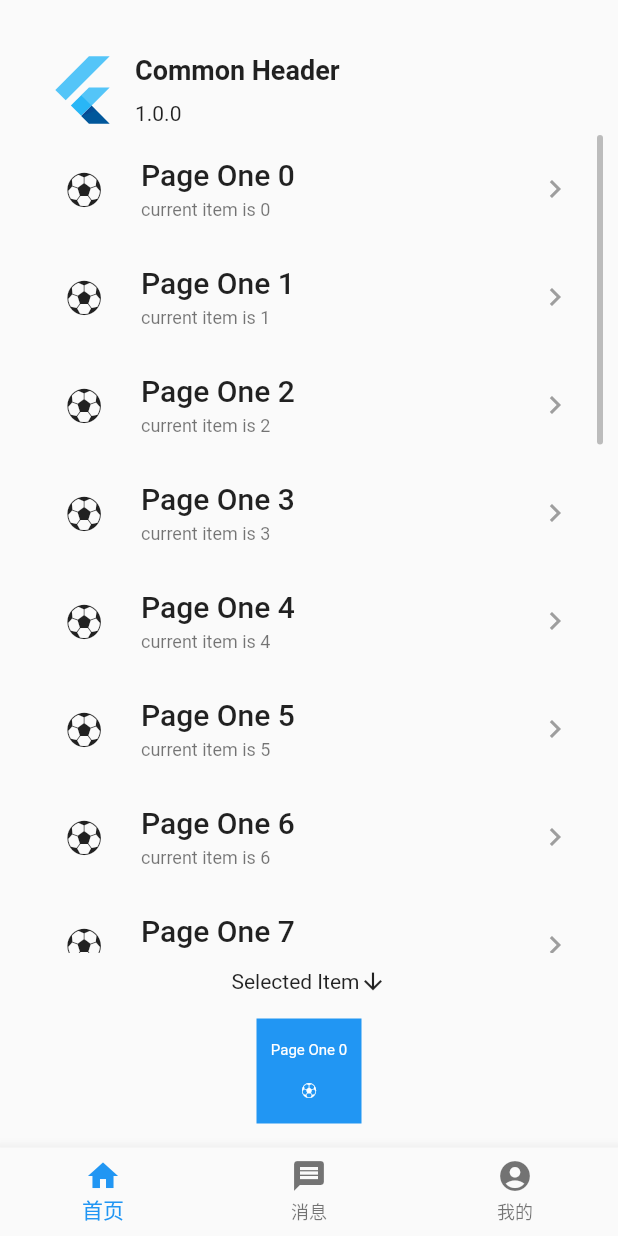
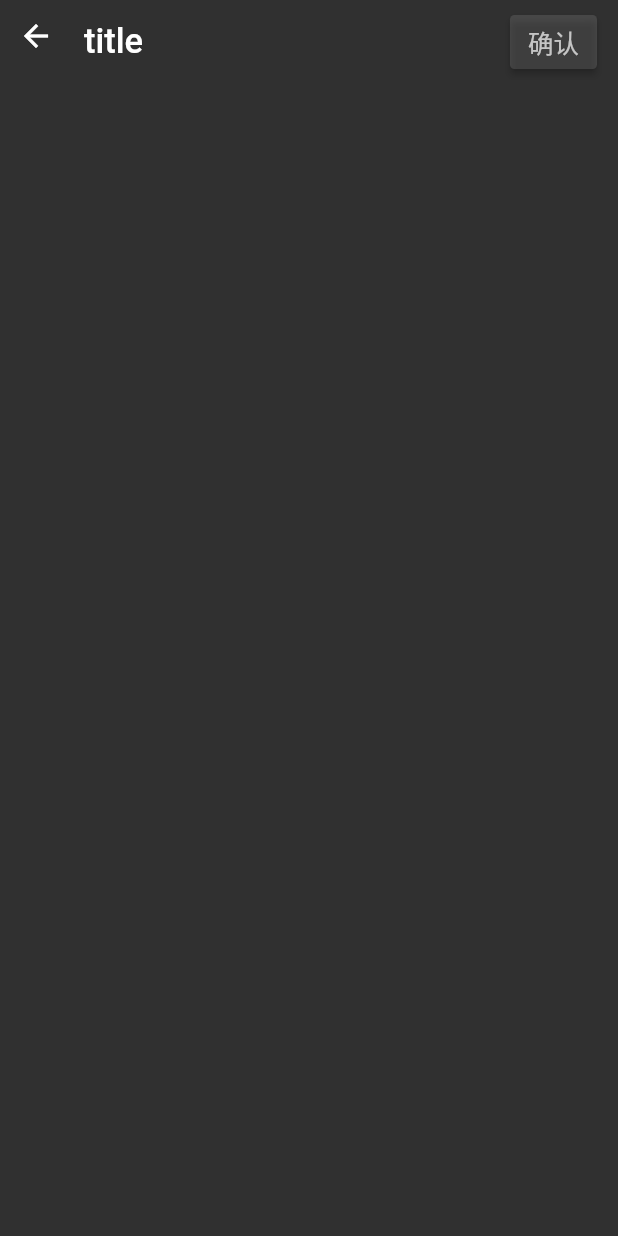
Before and after one commit to fxfSean/flutter_practice_demo, a Flutter app: the screen it shows after launch, after a tap on an icon or button, on a phone screen of 412 x 824 dp. Run offline on Flutter 3.47's test engine with Material 2 defaults, Android fonts, the phone set to English and light mode, and no system bars.

Commit message:
feat: action bar

```diff
--- a/lib/model/list_view_mixin.dart
+++ b/lib/model/list_view_mixin.dart
@@ -1,8 +1,10 @@
 
 import 'package:flutter/cupertino.dart';
+import 'package:flutter/material.dart';
 import 'package:flutter_practice_demo/component/item_list_view.dart';
 import 'package:flutter_practice_demo/component/selected_assets_listview.dart';
 import 'package:flutter_practice_demo/model/item_bean.dart';
+import 'package:flutter_practice_demo/src/assets/widget/assets_picker.dart';
 
 mixin ListViewMixin<T extends StatefulWidget> on State<T> {
   List<ItemBean> get listData;
@@ -10,6 +12,7 @@ mixin ListViewMixin<T extends StatefulWidget> on State<T> {
   final ValueNotifier<bool> disPlayingDetail = ValueNotifier(true);
 
   void selectItem(ItemBean itemBean) {
+    Navigator.of(context).push(MaterialPageRoute(builder: (_) => AssetsPicker()));
     print('Click item: ${itemBean.title}');
     if (!selectedData.contains(itemBean)){
       selectedData.add(itemBean);
--- /dev/null
+++ b/lib/page/return_value_page.dart
@@ -0,0 +1,23 @@
+
+import 'package:flutter/cupertino.dart';
+import 'package:flutter/material.dart';
+
+class ReturnValuePage extends StatelessWidget {
+  @override
+  Widget build(BuildContext context) {
+    return Scaffold(
+      appBar: AppBar(
+        title: Text('ReturnValue'),
+      ),
+      body: Center(
+        child: TextButton(
+          child: Text('返回value：3'),
+          onPressed: (){
+            Navigator.of(context).pop(3);
+          },
+        ),
+      ),
+
+    );
+  }
+}
--- a/lib/page/third_page.dart
+++ b/lib/page/third_page.dart
@@ -2,13 +2,29 @@
 
 import 'package:flutter/cupertino.dart';
 import 'package:flutter/material.dart';
+import 'package:flutter_practice_demo/page/return_value_page.dart';
 
-class ThirdPage extends StatelessWidget {
+class ThirdPage extends StatefulWidget {
+  @override
+  _ThirdPageState createState() => _ThirdPageState();
+}
+
+class _ThirdPageState extends State<ThirdPage> {
+  var backValue;
+
   @override
   Widget build(BuildContext context) {
     return Scaffold(
       body: Center(
-        child: Text('Third'),
+        child: TextButton(
+          child: Text('Third ${backValue ?? ""}'),
+          onPressed: () async {
+              backValue = await Navigator.of(context).push(MaterialPageRoute(builder: (_)=> ReturnValuePage()));
+              setState(() {
+
+              });
+          },
+        ),
       ),
     );
   }
--- /dev/null
+++ b/lib/src/assets/widget/assets_picker.dart
@@ -0,0 +1,108 @@
+
+import 'package:flutter/cupertino.dart';
+import 'package:flutter/material.dart';
+import 'package:flutter/services.dart';
+import 'package:flutter_practice_demo/src/assets/widget/fixed_appbar.dart';
+
+class AssetsPicker extends StatelessWidget {
+  final Color themeColor;
+  SystemUiOverlayStyle get overlayStyle => SystemUiOverlayStyle.dark;
+
+  ThemeData get theme => AssetsPicker.themeData(themeColor);
+
+  const AssetsPicker({Key? key, Color? themeColor})
+      : assert(themeColor == null),
+        themeColor = themeColor ?? const Color(0xff00bc56), super(key: key);
+
+
+  static ThemeData themeData(Color themeColor) {
+    return ThemeData.dark().copyWith(
+      buttonColor: themeColor,
+      primaryColor: Colors.grey[900],
+      primaryColorBrightness: Brightness.dark,
+      primaryColorLight: Colors.grey[900],
+      primaryColorDark: Colors.grey[900],
+      accentColor: themeColor,
+      accentColorBrightness: Brightness.dark,
+      canvasColor: Colors.grey[850],
+      scaffoldBackgroundColor: Colors.grey[900],
+      bottomAppBarColor: Colors.grey[900],
+      cardColor: Colors.grey[900],
+      highlightColor: Colors.transparent,
+      toggleableActiveColor: themeColor,
+      textSelectionTheme: TextSelectionThemeData(
+        cursorColor: themeColor,
+        selectionColor: themeColor.withAlpha(100),
+        selectionHandleColor: themeColor,
+      ),
+      indicatorColor: themeColor,
+      appBarTheme: const AppBarTheme(
+        brightness: Brightness.dark,
+        elevation: 0,
+      ),
+      colorScheme: ColorScheme(
+        primary: Colors.grey[900]!,
+        primaryVariant: Colors.grey[900]!,
+        secondary: themeColor,
+        secondaryVariant: themeColor,
+        background: Colors.grey[900]!,
+        surface: Colors.grey[900]!,
+        brightness: Brightness.dark,
+        error: const Color(0xffcf6679),
+        onPrimary: Colors.black,
+        onSecondary: Colors.black,
+        onSurface: Colors.white,
+        onBackground: Colors.white,
+        onError: Colors.black,
+      ),
+    );
+  }
+
+  Widget appbar(BuildContext context) {
+    return FixedAppBarWrapper(
+        appBar: FixedAppBar(
+          actions: confirmButton(context),
+        ),
+        body: Container());
+  }
+
+  List<Widget> confirmButton(BuildContext context) {
+    return [MaterialButton(
+        minWidth: 20,
+        padding: EdgeInsets.symmetric(horizontal: 12),
+        color: theme.dividerColor,
+        shape: RoundedRectangleBorder(
+          borderRadius: BorderRadius.circular(3)
+        ),
+        child: Text('确认', style: TextStyle(
+          fontSize: 17,
+          fontWeight: FontWeight.normal,
+          color: theme.textTheme.caption?.color
+        ),),
+        onPressed: () {
+    })];
+  }
+
+  Widget androidLayout(BuildContext context) {
+    return Material(
+      child: Stack(
+        children: [
+          appbar(context),
+        ],
+      ),
+    );
+  }
+
+  @override
+  Widget build(BuildContext context) {
+    return AnnotatedRegion<SystemUiOverlayStyle>(child: Theme(
+      data: theme,
+      child: Stack(
+        children: [
+          androidLayout(context),
+        ],
+      ),
+
+    ), value: overlayStyle);
+  }
+}
--- /dev/null
+++ b/lib/src/assets/widget/fixed_appbar.dart
@@ -0,0 +1,70 @@
+import 'package:flutter/cupertino.dart';
+import 'package:flutter/material.dart';
+
+class FixedAppBar extends StatelessWidget {
+  final List<Widget>? actions;
+
+  const FixedAppBar({Key? key, this.actions}) : super(key: key);
+
+  @override
+  Widget build(BuildContext context) {
+    return Container(
+      width: double.maxFinite,
+      height: kToolbarHeight + MediaQuery.of(context).padding.top,
+      padding: EdgeInsets.only(top: MediaQuery.of(context).padding.top),
+      child: Stack(
+        children: [
+          BackButton(),
+          PositionedDirectional(
+              top: 0,
+              bottom: 0,
+              start: kToolbarHeight,
+              end: kToolbarHeight,
+              child: Align(
+                alignment: Alignment.centerLeft,
+                child: DefaultTextStyle(
+                  style: Theme.of(context).textTheme.headline6!.copyWith(fontSize: 23),
+                  child: Text('title'),
+                  overflow: TextOverflow.ellipsis,
+                  maxLines: 1,
+                  softWrap: false,
+            ),
+          )),
+          if (actions != null)
+            PositionedDirectional(
+                end: 0,
+                height: kToolbarHeight,
+                child: Padding(
+                  padding: const EdgeInsets.only(right: 14),
+                  child: Row(
+              children: actions!,
+            ),
+                ))
+        ],
+      ),
+    );
+  }
+}
+
+class FixedAppBarWrapper extends StatelessWidget {
+  final Widget body;
+  final Widget appBar;
+
+  const FixedAppBarWrapper({Key? key, required this.body, required this.appBar})
+      : super(key: key);
+
+  @override
+  Widget build(BuildContext context) {
+    return Stack(
+      children: [
+        Positioned.fill(
+            top: MediaQuery.of(context).padding.top + kToolbarHeight,
+            child: body),
+        Positioned.fill(
+          child: appBar,
+          bottom: null,
+        )
+      ],
+    );
+  }
+}
```
